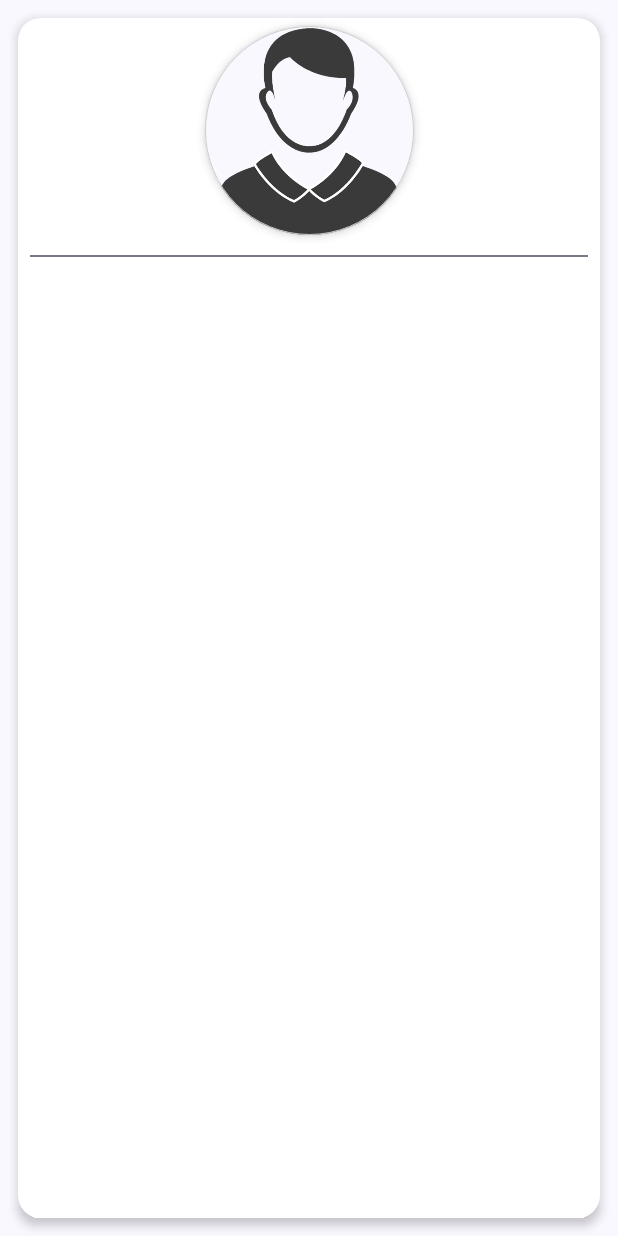
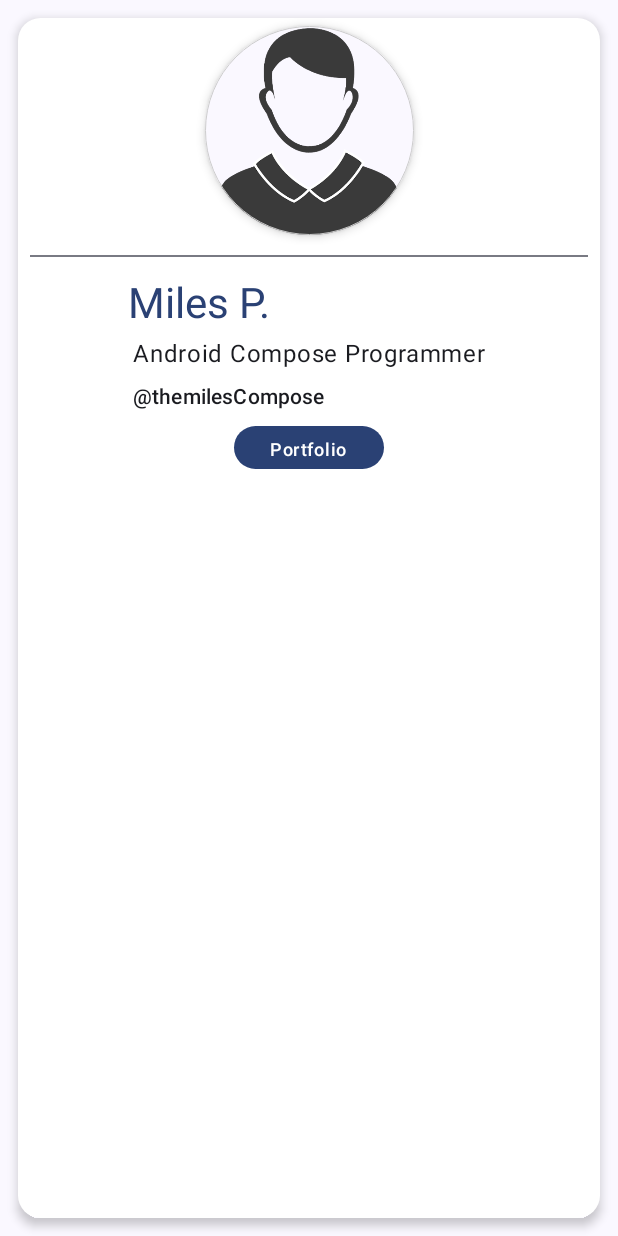
Before and after one commit to matheus621/JetBizCard, an Android app built with Jetpack Compose: the screen it shows after launch (MainActivity), on a phone screen of 412 x 824 dp. Run offline under Robolectric (Android 15) with nearby library versions, the phone set to English and light mode, and no system bars.

Commit message:
restarting studies and update project.

```diff
--- a/app/build.gradle.kts
+++ b/app/build.gradle.kts
@@ -42,7 +42,7 @@ android {
     composeOptions {
         kotlinCompilerExtensionVersion = "1.4.3"
     }
-    packaging {
+    packagingOptions  {
         resources {
             excludes += "/META-INF/{AL2.0,LGPL2.1}"
         }
--- a/app/src/main/java/com/example/jetbizcard/MainActivity.kt
+++ b/app/src/main/java/com/example/jetbizcard/MainActivity.kt
@@ -1,6 +1,10 @@
 package com.example.jetbizcard
 
+import android.content.Context
+import android.media.tv.interactive.AppLinkInfo
 import android.os.Bundle
+import android.util.Log
+import android.widget.Toast
 import androidx.activity.ComponentActivity
 import androidx.activity.compose.setContent
 import androidx.compose.foundation.BorderStroke
@@ -17,11 +21,7 @@ import androidx.compose.foundation.layout.width
 import androidx.compose.foundation.shape.CircleShape
 import androidx.compose.foundation.shape.CornerSize
 import androidx.compose.foundation.shape.RoundedCornerShape
-import androidx.compose.material3.Card
-import androidx.compose.material3.CardDefaults
-import androidx.compose.material3.Divider
-import androidx.compose.material3.MaterialTheme
-import androidx.compose.material3.Surface
+import androidx.compose.material3.*
 import androidx.compose.runtime.Composable
 import androidx.compose.ui.Alignment
 import androidx.compose.ui.Modifier
@@ -75,9 +75,35 @@ fun CreateBizCard() {
             ) {
                 CreateImageProfile()
                 Divider(modifier = Modifier.padding(8.dp))
+                CreateInfo()
+                Button(onClick = {
+                }) {
+                    Text(text = "Portfolio",
+                    style = MaterialTheme.typography.labelMedium)
+                }
             }
 
         }
+    }
+}
+
+@Composable
+private fun CreateInfo() {
+    Column(modifier = Modifier.padding(5.dp)) {
+        Text(
+            text = "Miles P.",
+            style = MaterialTheme.typography.headlineMedium,
+            color = MaterialTheme.colorScheme.primary
+        )
+        Text(
+            text = "Android Compose Programmer",
+            modifier = Modifier.padding(3.dp)
+        )
+        Text(
+            text = "@themilesCompose",
+            modifier = Modifier.padding(3.dp),
+            style = MaterialTheme.typography.titleSmall
+        )
     }
 }
 
--- a/build.gradle.kts
+++ b/build.gradle.kts
@@ -1,5 +1,5 @@
 // Top-level build file where you can add configuration options common to all sub-projects/modules.
 plugins {
-    id("com.android.application") version "8.1.2" apply false
+    id("com.android.application") version "7.4.1" apply false
     id("org.jetbrains.kotlin.android") version "1.8.10" apply false
 }
```
